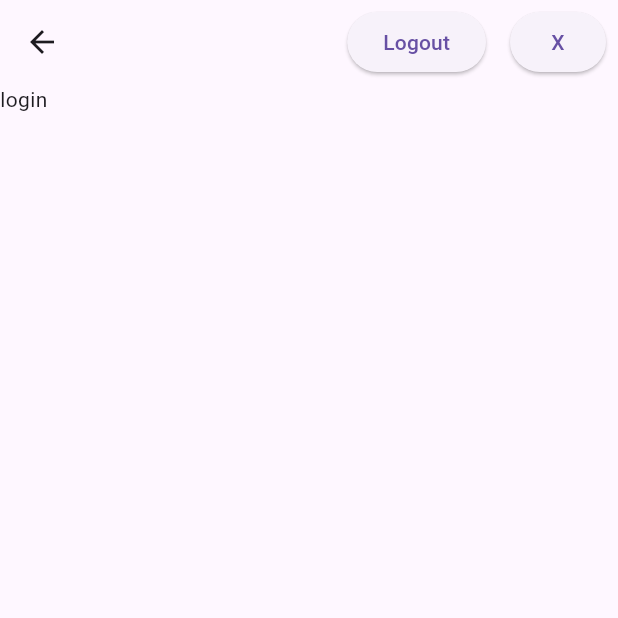
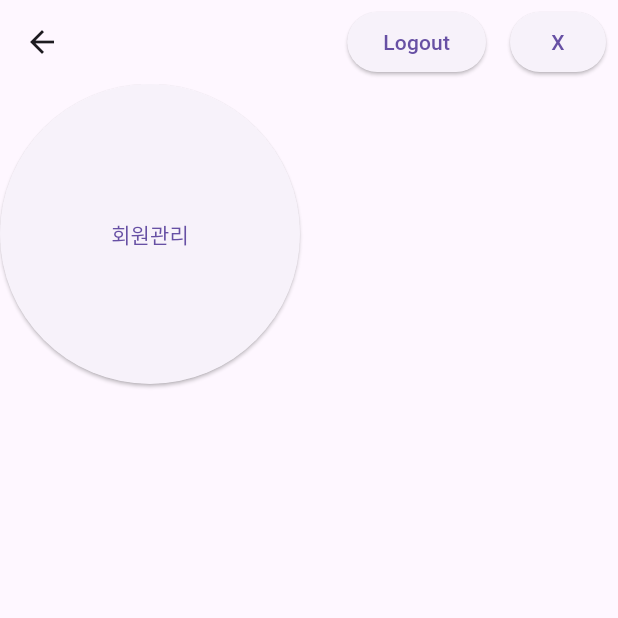
Before and after one commit to BobongKu/soti_manager_tool, a Flutter app: the HomeScreen screen opened directly, on a phone screen of 412 x 824 dp, the top half of it. Run offline on Flutter 3.47's test engine with Material 3 defaults, Android fonts, the phone set to English and light mode, and no system bars; our stand-ins replace shared_preferences; missing offline and left inert: window_manager; accounts and stored records are empty.

Commit message:
세션관리 추가

```diff
--- a/lib/screens/home_screen.dart
+++ b/lib/screens/home_screen.dart
@@ -2,6 +2,7 @@ import 'dart:io';
 
 import 'package:flutter/material.dart';
 import 'package:soti/screens/login_screen.dart';
+import 'package:soti/services/api_service.dart';
 
 class HomeScreen extends StatelessWidget {
   const HomeScreen({super.key});
@@ -15,6 +16,7 @@ class HomeScreen extends StatelessWidget {
             padding: const EdgeInsets.all(8.0),
             child: ElevatedButton(
               onPressed: () {
+                ApiService.logout();
                 Navigator.pushAndRemoveUntil(
                   context,
                   MaterialPageRoute(
@@ -39,7 +41,18 @@ class HomeScreen extends StatelessWidget {
           ),
         ],
       ),
-      body: const Text('login'),
+      body: Row(
+        children: [
+          SizedBox(
+            width: 200,
+            height: 200,
+            child: ElevatedButton(
+              onPressed: () {},
+              child: const Text('회원관리'),
+            ),
+          ),
+        ],
+      ),
     );
   }
 }
--- a/pubspec.yaml
+++ b/pubspec.yaml
@@ -37,6 +37,9 @@ dependencies:
   cupertino_icons: ^1.0.2
   bitsdojo_window: ^0.1.5
   window_manager: ^0.3.7
+  http: ^1.1.2
+  shared_preferences: ^2.2.2
+
 
 dev_dependencies:
   flutter_test:
```
Also changed, not shown: lib/screens/login_screen.dart (+7 -6 lines), lib/services/api_service.dart (added, +54 -0 lines), pubspec.lock, 1 other file.
